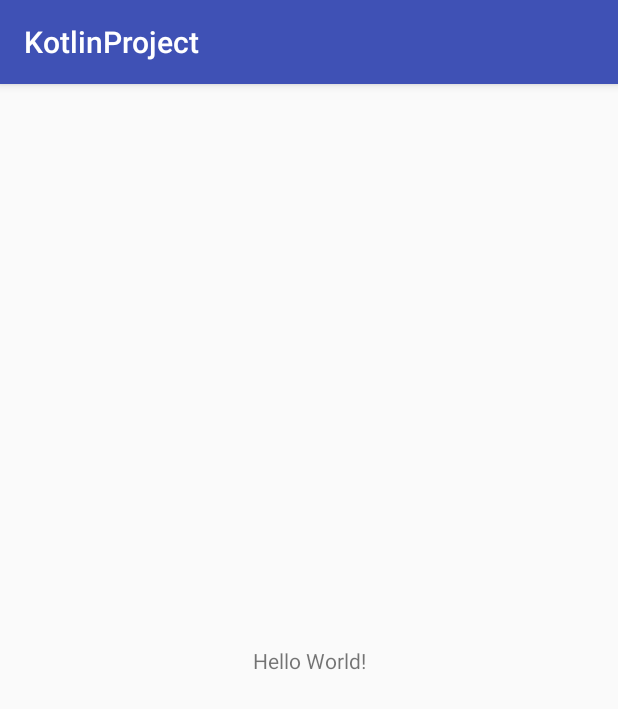
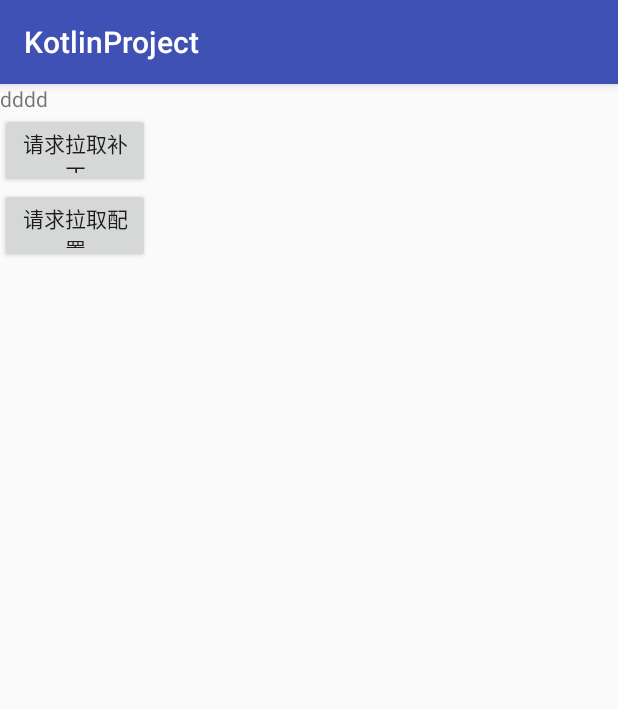
Before and after one commit to pop1234o/KotlinPractice, an Android app: the screen it shows after launch (MainActivity), on a phone screen of 412 x 824 dp. Shown: the top 709 px of the screen. Run offline under Robolectric (Android 15) with nearby library versions, the phone set to English and light mode, and no system bars; libraries missing offline, so code that uses them is left out: com.tinkerpatch.sdk; 1 statement that could not run was skipped.

Commit message:
添加了热修复

```diff
--- a/app/src/main/AndroidManifest.xml
+++ b/app/src/main/AndroidManifest.xml
@@ -3,13 +3,17 @@
     package="com.liyafeng.kotlinproject">
 
     <application
+        android:name=".MyApplication"
         android:allowBackup="true"
         android:icon="@mipmap/ic_launcher"
         android:label="@string/app_name"
         android:roundIcon="@mipmap/ic_launcher_round"
         android:supportsRtl="true"
         android:theme="@style/AppTheme">
-        <activity android:name=".MainActivity">
+
+        <activity android:name=".MainActivity"
+
+            >
             <intent-filter>
                 <action android:name="android.intent.action.MAIN" />
 
--- a/app/src/main/java/com/liyafeng/kotlinproject/KotlinFile.kt
+++ /dev/null
@@ -1 +0,0 @@
-package com.liyafeng.kotlinproject
--- a/app/src/main/java/com/liyafeng/kotlinproject/MainActivity.java
+++ /dev/null
@@ -1,14 +0,0 @@
-package com.liyafeng.kotlinproject;
-
-import android.support.v7.app.AppCompatActivity;
-import android.os.Bundle;
-
-public class MainActivity extends AppCompatActivity {
-
-    @Override
-    protected void onCreate(Bundle savedInstanceState) {
-        super.onCreate(savedInstanceState);
-        setContentView(R.layout.activity_main);
-
-    }
-}
--- /dev/null
+++ b/app/src/main/java/com/liyafeng/kotlinproject/MainActivity.kt
@@ -0,0 +1,35 @@
+package com.liyafeng.kotlinproject
+
+import android.os.Bundle
+import android.support.v7.app.AppCompatActivity
+import android.util.Log
+import com.tinkerpatch.sdk.TinkerPatch
+import com.tinkerpatch.sdk.server.callback.ConfigRequestCallback
+import kotlinx.android.synthetic.main.activity_main.*
+
+
+class MainActivity : AppCompatActivity() {
+
+    override fun onCreate(savedInstanceState: Bundle?) {
+        super.onCreate(savedInstanceState)
+        setContentView(R.layout.activity_main)
+
+
+        tv_cotent.text = "dddd"
+
+        button1.setOnClickListener { TinkerPatch.with().fetchPatchUpdate(true); }
+        button2.setOnClickListener {
+            TinkerPatch.with().fetchDynamicConfig(object : ConfigRequestCallback {
+
+                override fun onSuccess(configs: HashMap<String, String>) {
+                    Log.w("test", "request config success, config:$configs")
+                }
+
+                override fun onFail(e: Exception) {
+                    Log.w("test", "request config failed, exception:$e")
+                }
+            }, true)
+        }
+
+    }
+}
--- /dev/null
+++ b/app/src/main/java/com/liyafeng/kotlinproject/MyApplication.kt
@@ -0,0 +1,57 @@
+package com.liyafeng.kotlinproject
+
+import android.app.Application
+import android.content.Context
+import android.support.multidex.MultiDex
+import android.util.Log
+import com.tinkerpatch.sdk.TinkerPatch
+import com.tinkerpatch.sdk.loader.TinkerPatchApplicationLike
+
+
+class MyApplication : Application() {
+
+    override fun onCreate() {
+        super.onCreate()
+
+        Log.i("test", "oncreate")
+
+        initTinkerPatch()
+    }
+
+
+    /**
+     * 我们需要确保至少对主进程跟patch进程初始化 TinkerPatch
+     */
+    private fun initTinkerPatch() {
+        // 我们可以从这里获得Tinker加载过程的信息
+        if (BuildConfig.TINKER_ENABLE) {
+            var tinkerApplicationLike = TinkerPatchApplicationLike.getTinkerPatchApplicationLike()
+            // 初始化TinkerPatch SDK
+            TinkerPatch.init(
+                    tinkerApplicationLike
+                    //                new TinkerPatch.Builder(tinkerApplicationLike)
+                    //                    .requestLoader(new OkHttp3Loader())
+                    //                    .build()
+            )
+                    .reflectPatchLibrary()
+                    .setPatchRollbackOnScreenOff(true)
+                    .setPatchRestartOnSrceenOff(true)
+                    .setFetchPatchIntervalByHours(1)
+            // 获取当前的补丁版本
+            Log.d("test", "Current patch version is " + TinkerPatch.with().getPatchVersion())
+
+            // fetchPatchUpdateAndPollWithInterval 与 fetchPatchUpdate(false)
+            // 不同的是，会通过handler的方式去轮询
+            TinkerPatch.with().fetchPatchUpdateAndPollWithInterval()
+        }
+    }
+
+
+    override fun attachBaseContext(base: Context) {
+        super.attachBaseContext(base)
+        //you must install multiDex whatever tinker is installed!
+        MultiDex.install(base)
+
+    }
+
+}
--- a/app/src/main/java/com/liyafeng/kotlinproject/ClassDemo.kt
+++ b/app/src/main/java/com/liyafeng/kotlinproject/practice/ClassDemo.kt
@@ -1,4 +1,4 @@
-package com.liyafeng.kotlinproject
+package com.liyafeng.kotlinproject.practice
 
 import android.content.Context
 import android.view.View
@@ -192,7 +192,7 @@ class Outer {
     class Inner {
 
         fun foo(): Unit {
-            val inner = Outer.Inner()
+            val inner = Inner()
 
         }
     }
@@ -264,6 +264,7 @@ fun foo2(ctx: Context): Unit {
 }
 
 //这称为对象声明，不能再函数中声明，只能再其他对象声明内 或者 非内部类中
+//对象声明 其实就是一个单例类，我们在java中通过Single.Instance.xxx来访问
 object Single : View.OnClickListener {
     override fun onClick(v: View?) {
     }
--- /dev/null
+++ b/app/src/main/java/com/liyafeng/kotlinproject/practice/KotlinFile.kt
@@ -0,0 +1 @@
+package com.liyafeng.kotlinproject.practice
--- a/app/src/main/java/com/liyafeng/kotlinproject/User.kt
+++ b/app/src/main/java/com/liyafeng/kotlinproject/practice/User.kt
@@ -1,4 +1,4 @@
-package com.liyafeng.kotlinproject
+package com.liyafeng.kotlinproject.practice
 
 //数据类，必须有构造参数，参数必须声明var或者val
 //在 JVM 中，如果要无参的构造函数，则所有的属性必须指定默认值。
--- a/app/src/main/res/layout/activity_main.xml
+++ b/app/src/main/res/layout/activity_main.xml
@@ -1,18 +1,32 @@
 <?xml version="1.0" encoding="utf-8"?>
-<android.support.constraint.ConstraintLayout xmlns:android="http://schemas.android.com/apk/res/android"
+<LinearLayout xmlns:android="http://schemas.android.com/apk/res/android"
     xmlns:app="http://schemas.android.com/apk/res-auto"
     xmlns:tools="http://schemas.android.com/tools"
     android:layout_width="match_parent"
     android:layout_height="match_parent"
+    android:orientation="vertical"
     tools:context=".MainActivity">
 
     <TextView
+        android:id="@+id/tv_cotent"
         android:layout_width="wrap_content"
         android:layout_height="wrap_content"
-        android:text="Hello World!"
+        android:text="ffff"
         app:layout_constraintBottom_toBottomOf="parent"
         app:layout_constraintLeft_toLeftOf="parent"
         app:layout_constraintRight_toRightOf="parent"
         app:layout_constraintTop_toTopOf="parent" />
 
-</android.support.constraint.ConstraintLayout>
+    <Button
+        android:id="@+id/button1"
+        android:layout_width="100dp"
+        android:layout_height="50dp"
+        android:text="请求拉取补丁" />
+
+
+    <Button
+        android:id="@+id/button2"
+        android:layout_width="100dp"
+        android:layout_height="50dp"
+        android:text="请求拉取配置" />
+</LinearLayout>
--- a/build.gradle
+++ b/build.gradle
@@ -13,6 +13,9 @@ buildscript {
 
         // NOTE: Do not place your application dependencies here; they belong
         // in the individual module build.gradle files
+
+        // TinkerPatch 插件
+        classpath "com.tinkerpatch.sdk:tinkerpatch-gradle-plugin:1.2.8"
     }
 }
 
```
Also changed, not shown: app/build.gradle (+11 -1 lines), app/src/main/java/com/liyafeng/kotlinproject/practice/Practice.kt (renamed from app/src/main/java/com/liyafeng/kotlinproject/Practice.kt, +14 -1 lines), app/tinkerpatch.gradle (added, +115 -0 lines), 2 other files.
